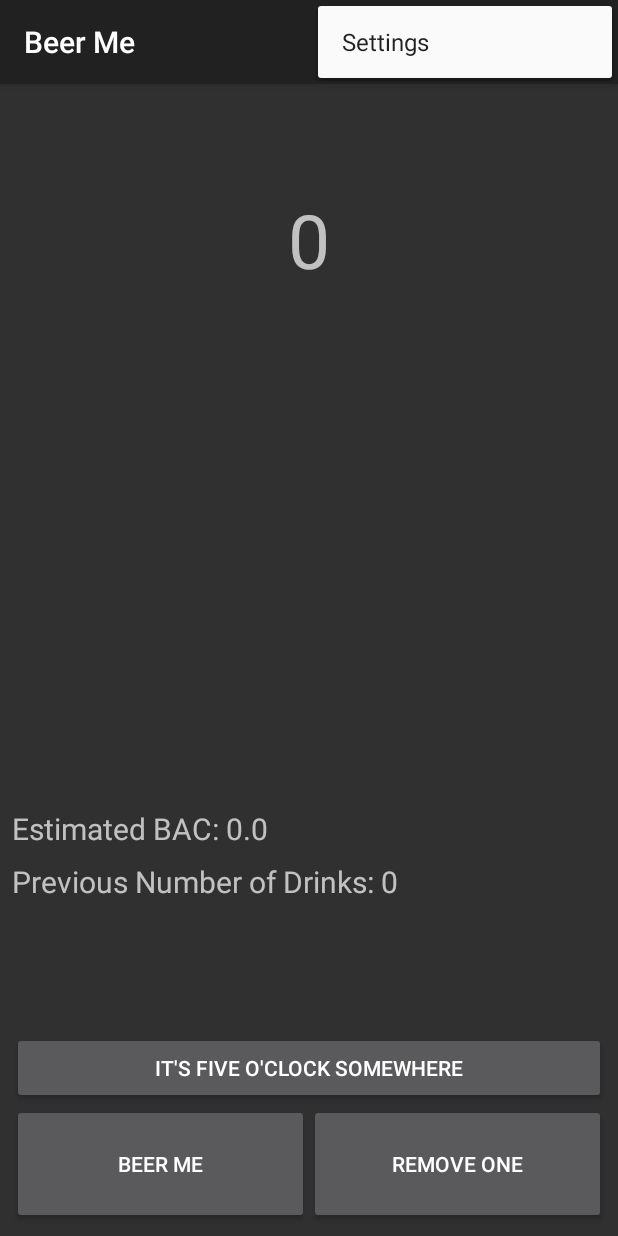
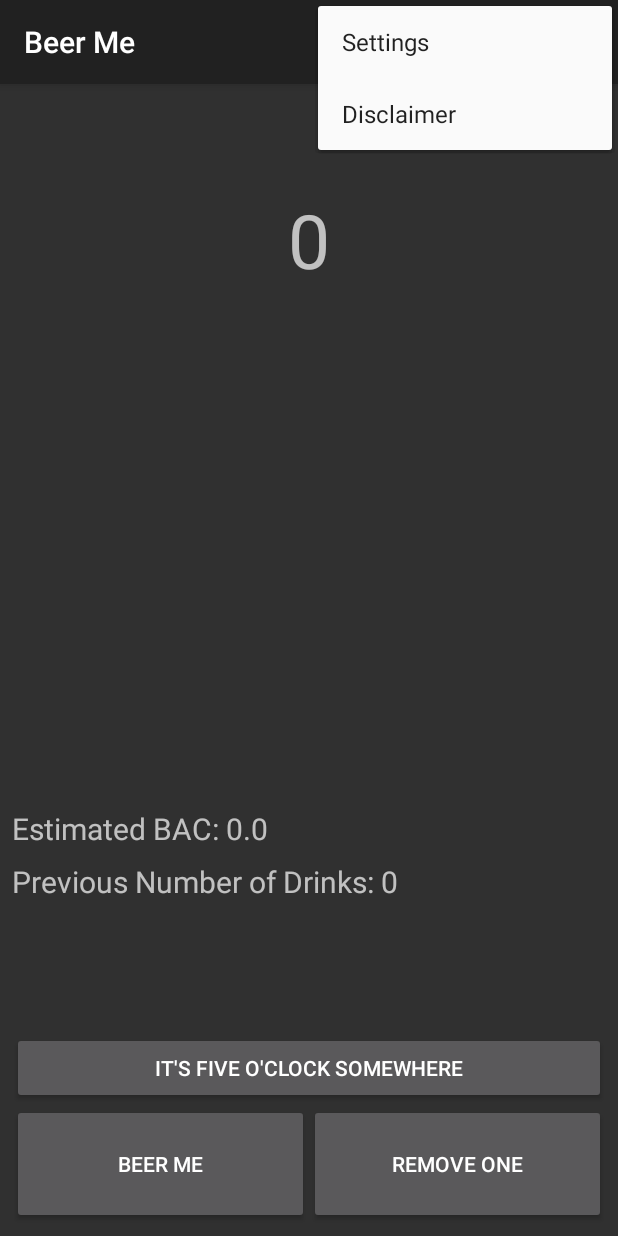
Before and after one commit to ryanszczecinski/BM_actual, an Android app: the MainActivity screen opened directly, with no data from a screen before it, with the options menu open, on a phone screen of 412 x 824 dp. Run offline under Robolectric (Android 15) with nearby library versions, the phone set to English and light mode, and no system bars.

Commit message:
created a disclaimer

```diff
--- a/app/src/main/java/com/beerme/beerme/SettingsActivity.java
+++ b/app/src/main/java/com/beerme/beerme/SettingsActivity.java
@@ -32,6 +32,8 @@ public class SettingsActivity extends AppCompatActivity {
         femaleCheckBox = findViewById(R.id.female_check_box);
 
         SharedPreferences sharedPreferences = this.getSharedPreferences(PREFERENCES,MODE_PRIVATE);
+        if(!sharedPreferences.contains(SettingsActivity.WEIGHT)) new MainActivity.Disclaimer().show(getSupportFragmentManager(),"Disclaimer");
+
         if(sharedPreferences.contains(WEIGHT)){
             weightSetting.setText(""+sharedPreferences.getInt(WEIGHT,0));
             if(sharedPreferences.getBoolean(GENDER,true)) maleCheckBox.setChecked(true);
--- a/app/src/main/res/menu/menu_main.xml
+++ b/app/src/main/res/menu/menu_main.xml
@@ -7,4 +7,9 @@
         android:orderInCategory="100"
         android:title="@string/action_settings"
         app:showAsAction="never" />
+    <item
+        android:id="@+id/Disclaimer"
+        android:orderInCategory="100"
+        android:title="@string/Disclaimer"
+        app:showAsAction="never" />
 </menu>
--- a/app/src/main/res/menu/menu_settings_page.xml
+++ b/app/src/main/res/menu/menu_settings_page.xml
@@ -7,4 +7,9 @@
         android:orderInCategory="100"
         android:title="@string/action_settings"
         app:showAsAction="never" />
+    <item
+        android:id="@+id/Disclaimer"
+        android:orderInCategory="100"
+        android:title="@string/Disclaimer"
+        app:showAsAction="never" />
 </menu>
--- a/app/src/main/res/values/strings.xml
+++ b/app/src/main/res/values/strings.xml
@@ -2,7 +2,11 @@
     <string name="app_name">Beer Me</string>
     <string name="action_settings">Settings</string>
     <string name="section_format">Hello World from section: %1$d</string>
-
+    <string name="Full_Disclaimer">By using this app, you accept the fact that I, the app creator, am not liable
+    for any of your dumb decisions you make while drinking. The app is for entertainment purposes only.
+    The BAC estimate is an only estimate, I use the Widemark formula to estimate BAC. DO NOT DRINK
+    AND DRIVE!</string>
+    <string name="Disclaimer">Disclaimer</string>
     <!-- TODO: Remove or change this placeholder text -->
     <string name="hello_blank_fragment">Hello blank fragment</string>
     <string name="service_started">Example Service started</string>
```
Also changed, not shown: app/src/main/java/com/beerme/beerme/MainActivity.java (+21 -1 lines).
